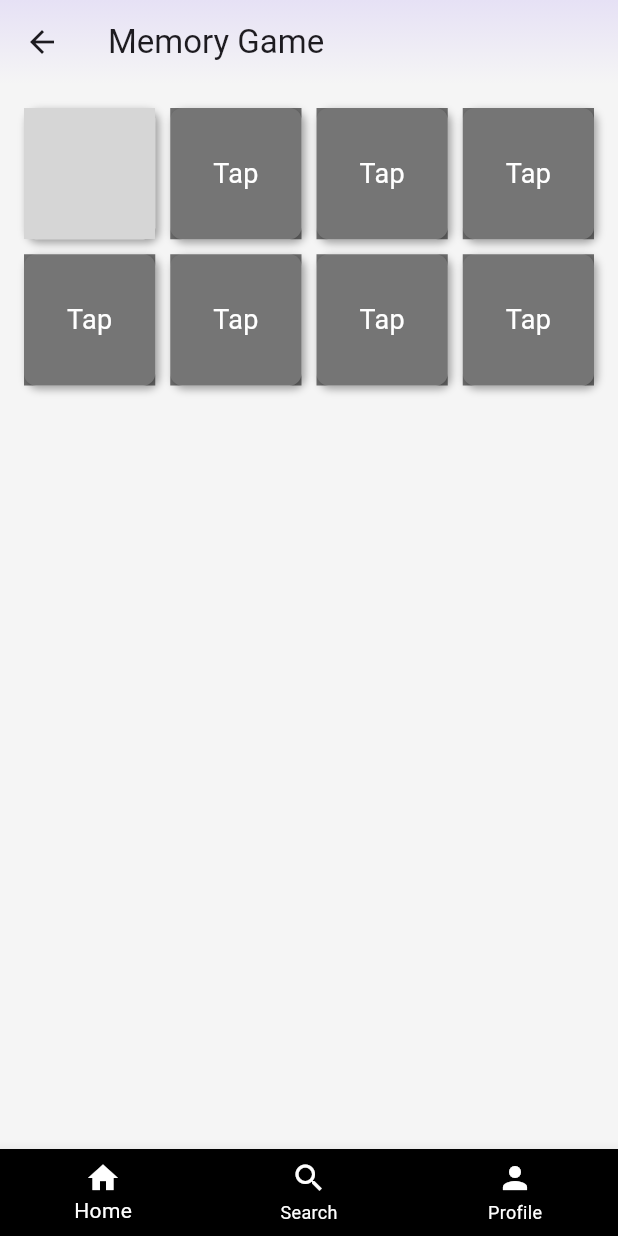
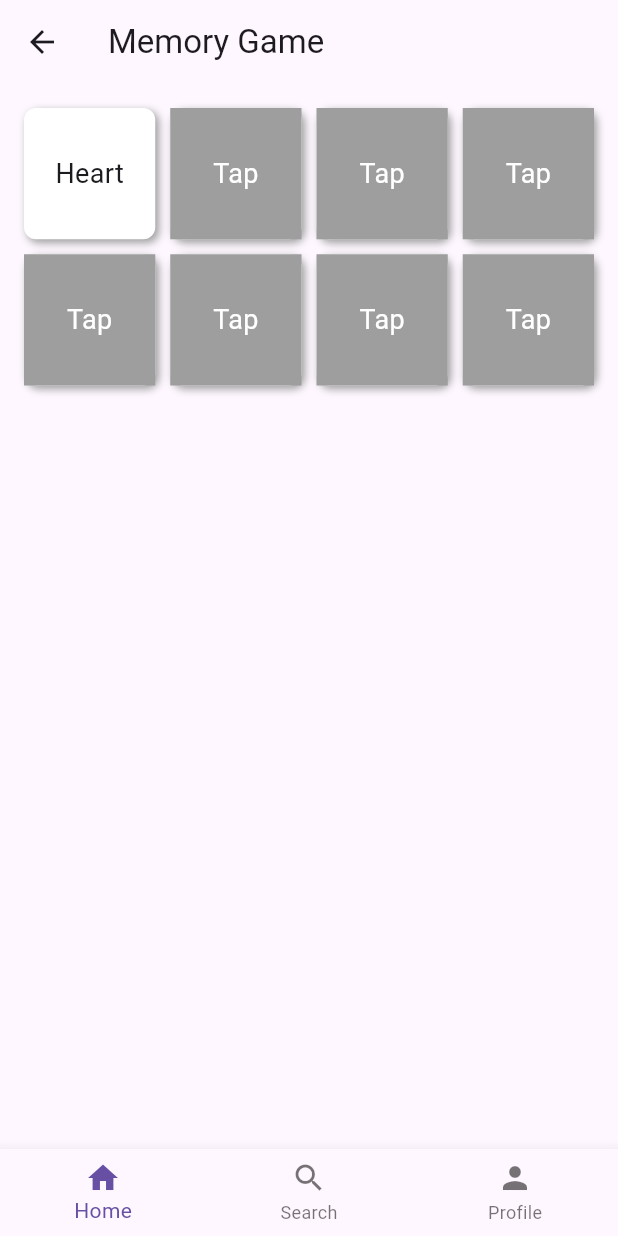
Before and after one commit to rahus12/BioAppDR, a Flutter app: the MemoryGame screen opened by its route, after a tap on "Tap", on a phone screen of 412 x 824 dp. Run offline on Flutter 3.47's test engine with Material 3 defaults, Android fonts, the light colour scheme and no system bars; our stand-ins replace flutter_tts; grey boxes are pictures that could not be loaded.

Commit message:
changed the memory game

```diff
--- a/lib/pages/memory_game.dart
+++ b/lib/pages/memory_game.dart
@@ -1,14 +1,16 @@
 import 'package:flutter/material.dart';
 
-// 1. Move _CardModel to the top-level scope in this file.
+// Card model with image path, description, and type (image or name)
 class _CardModel {
-  final String imagePath;
+  final String value; // It can either be an image path or a name
+  final bool isImage; // Whether this card is an image or a name
   bool isFlipped;
   bool isMatched;
   final int index;
 
   _CardModel({
-    required this.imagePath,
+    required this.value,
+    required this.isImage,
     required this.index,
     this.isFlipped = false,
     this.isMatched = false,
@@ -23,8 +25,7 @@ class MemoryGame extends StatefulWidget {
 }
 
 class _MemoryGameState extends State<MemoryGame> {
-  // 2. This list holds the image asset paths. Each will appear twice (a pair).
-  //    You can expand this if you want more pairs!
+  // List of image paths and their names
   final List<String> _images = [
     'assets/heart.jpeg',
     'assets/lungs.jpeg',
@@ -32,17 +33,17 @@ class _MemoryGameState extends State<MemoryGame> {
     'assets/liver.jpeg',
   ];
 
-  // 3. We'll build a list of _CardModel objects. Each image is duplicated.
+  final List<String> _names = [
+    'Heart',
+    'Lungs',
+    'Brain',
+    'Liver',
+  ];
+
   late List<_CardModel> _cards;
-
-  // Track the indices of the first and second flipped cards
   int? _firstFlippedIndex;
   int? _secondFlippedIndex;
-
-  // Prevent additional taps while checking for matches
   bool _wait = false;
-
-  // Track how many matches have been found
   int _matchesFound = 0;
 
   @override
@@ -51,12 +52,21 @@ class _MemoryGameState extends State<MemoryGame> {
     _setupCards();
   }
 
-  // Creates the pairs, shuffles them, and resets game state
   void _setupCards() {
     List<_CardModel> cardList = [];
     for (int i = 0; i < _images.length; i++) {
-      cardList.add(_CardModel(imagePath: _images[i], index: i));
-      cardList.add(_CardModel(imagePath: _images[i], index: i));
+      // Add image cards
+      cardList.add(_CardModel(
+        value: _images[i],
+        isImage: true,
+        index: i,
+      ));
+      // Add name cards
+      cardList.add(_CardModel(
+        value: _names[i],
+        isImage: false,
+        index: i,
+      ));
     }
     cardList.shuffle();
 
@@ -69,58 +79,49 @@ class _MemoryGameState extends State<MemoryGame> {
     });
   }
 
-  // Called when the user taps a card
   void _onCardTap(int cardIndex) {
-    if (_wait) return; // If we are waiting to flip back, do nothing
+    if (_wait) return;
 
     final clickedCard = _cards[cardIndex];
     if (clickedCard.isMatched || clickedCard.isFlipped) {
-      // Already matched or face-up? Ignore.
       return;
     }
 
     setState(() {
-      // Flip the tapped card
       clickedCard.isFlipped = true;
 
-      // If no card was flipped yet, store this as first flipped
       if (_firstFlippedIndex == null) {
         _firstFlippedIndex = cardIndex;
       } else if (_secondFlippedIndex == null) {
-        // This is the second flip
         _secondFlippedIndex = cardIndex;
         _checkForMatch();
       }
     });
   }
 
-  // Check if the two flipped cards form a match
   void _checkForMatch() {
     if (_firstFlippedIndex == null || _secondFlippedIndex == null) return;
 
     final firstCard = _cards[_firstFlippedIndex!];
     final secondCard = _cards[_secondFlippedIndex!];
 
-    if (firstCard.index == secondCard.index) {
-      // It's a match!
+    // Check if one is an image and the other is a name and if they match
+    if (firstCard.isImage != secondCard.isImage && firstCard.index == secondCard.index) {
       setState(() {
         firstCard.isMatched = true;
         secondCard.isMatched = true;
         _matchesFound += 1;
       });
 
-      // Reset flipped indices
       _firstFlippedIndex = null;
       _secondFlippedIndex = null;
 
-      // If all pairs are matched, show a dialog
       if (_matchesFound == _images.length) {
         Future.delayed(const Duration(milliseconds: 500), () {
           _showGameWonDialog();
         });
       }
     } else {
-      // Not a match → wait a bit, then flip them back
       _wait = true;
       Future.delayed(const Duration(seconds: 1), () {
         setState(() {
@@ -134,7 +135,6 @@ class _MemoryGameState extends State<MemoryGame> {
     }
   }
 
-  // Show "Game Won" popup
   void _showGameWonDialog() {
     showDialog(
       context: context,
@@ -145,7 +145,6 @@ class _MemoryGameState extends State<MemoryGame> {
           TextButton(
             onPressed: () {
               Navigator.pop(ctx);
-              // Reset the game
               _setupCards();
             },
             child: const Text("Play Again"),
@@ -157,28 +156,16 @@ class _MemoryGameState extends State<MemoryGame> {
 
   @override
   Widget build(BuildContext context) {
-    // We have 2 cards per image in _images, so total cards = _images.length * 2.
-    // A 4x? grid works well with 8 cards.
     return Scaffold(
       appBar: AppBar(
         title: const Text("Memory Game"),
-        flexibleSpace: Container(
-          decoration: const BoxDecoration(
-            gradient: LinearGradient(
-              colors: [Color(0xFFE6E1F5), Color(0xFFF5F5F5)],
-              begin: Alignment.topCenter,
-              end: Alignment.bottomCenter,
-            ),
-          ),
-        ),
       ),
       body: Container(
-        color: const Color(0xFFF5F5F5),
         padding: const EdgeInsets.all(16.0),
         child: GridView.builder(
           itemCount: _cards.length,
           gridDelegate: const SliverGridDelegateWithFixedCrossAxisCount(
-            crossAxisCount: 4,     // 4 columns across
+            crossAxisCount: 4,
             mainAxisSpacing: 10,
             crossAxisSpacing: 10,
           ),
@@ -199,12 +186,19 @@ class _MemoryGameState extends State<MemoryGame> {
                   ],
                 ),
                 child: card.isFlipped || card.isMatched
+                    ? card.isImage
                     ? Image.asset(
-                        card.imagePath,
+                  card.value,
                   fit: BoxFit.cover,
                 )
+                    : Center(
+                  child: Text(
+                    card.value,
+                    style: const TextStyle(fontSize: 18),
+                  ),
+                )
                     : Container(
-                        color: Colors.black54,
+                  color: Colors.grey,
                   child: const Center(
                     child: Text(
                       "Tap",
@@ -221,9 +215,6 @@ class _MemoryGameState extends State<MemoryGame> {
         ),
       ),
       bottomNavigationBar: BottomNavigationBar(
-        backgroundColor: Colors.black,
-        selectedItemColor: Colors.white,
-        unselectedItemColor: Colors.white,
         items: const [
           BottomNavigationBarItem(
             icon: Icon(Icons.home),
```
Also changed, not shown: pubspec.lock. Lines whose indentation alone changed are shown as unchanged.
